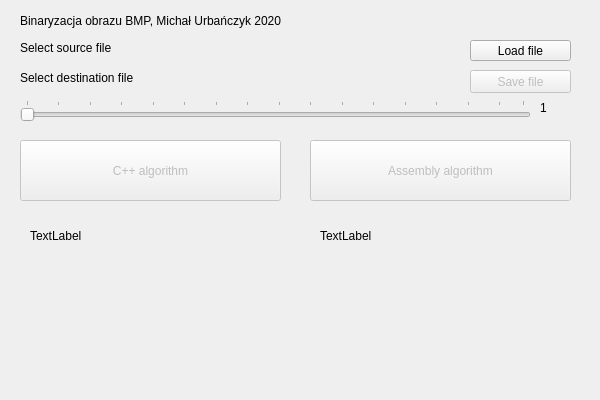
Before: the Qt Designer form JAProjekt/JAProjekt/JAProjekt.ui in michalpatryk/PolslAssembly, drawn with Qt 5.
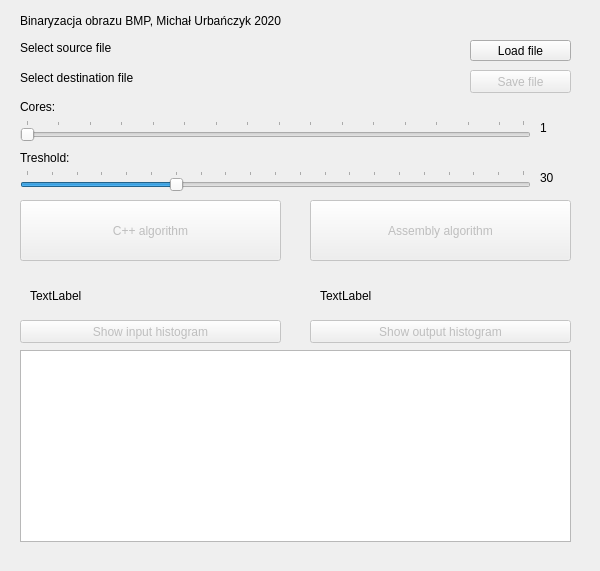
After: the same form once the commit is applied. Custom widgets are drawn as their Qt base class.

Commit message: histogram groundworks done

```diff
--- a/JAProjekt/JAProjekt/JAProjekt.ui
+++ b/JAProjekt/JAProjekt/JAProjekt.ui
@@ -7,7 +7,7 @@
     <x>0</x>
     <y>0</y>
     <width>600</width>
-    <height>400</height>
+    <height>571</height>
    </rect>
   </property>
   <property name="windowTitle">
@@ -46,7 +46,7 @@
    <property name="geometry">
     <rect>
      <x>20</x>
-     <y>140</y>
+     <y>200</y>
      <width>261</width>
      <height>61</height>
     </rect>
@@ -62,7 +62,7 @@
    <property name="geometry">
     <rect>
      <x>310</x>
-     <y>140</y>
+     <y>200</y>
      <width>261</width>
      <height>61</height>
     </rect>
@@ -75,7 +75,7 @@
    <property name="geometry">
     <rect>
      <x>30</x>
-     <y>210</y>
+     <y>270</y>
      <width>251</width>
      <height>51</height>
     </rect>
@@ -88,7 +88,7 @@
    <property name="geometry">
     <rect>
      <x>320</x>
-     <y>210</y>
+     <y>270</y>
      <width>251</width>
      <height>51</height>
     </rect>
@@ -117,7 +117,7 @@
    <property name="geometry">
     <rect>
      <x>20</x>
-     <y>100</y>
+     <y>120</y>
      <width>511</width>
      <height>22</height>
     </rect>
@@ -145,7 +145,7 @@
    <property name="geometry">
     <rect>
      <x>540</x>
-     <y>100</y>
+     <y>120</y>
      <width>21</width>
      <height>16</height>
     </rect>
@@ -180,8 +180,121 @@
     <string>Select destination file</string>
    </property>
   </widget>
+  <widget class="QChartView" name="graphicsView">
+   <property name="geometry">
+    <rect>
+     <x>20</x>
+     <y>350</y>
+     <width>551</width>
+     <height>192</height>
+    </rect>
+   </property>
+  </widget>
+  <widget class="QSlider" name="tresholdHorizontalSlider">
+   <property name="geometry">
+    <rect>
+     <x>20</x>
+     <y>170</y>
+     <width>511</width>
+     <height>22</height>
+    </rect>
+   </property>
+   <property name="maximum">
+    <number>100</number>
+   </property>
+   <property name="value">
+    <number>30</number>
+   </property>
+   <property name="orientation">
+    <enum>Qt::Horizontal</enum>
+   </property>
+   <property name="tickPosition">
+    <enum>QSlider::TicksAbove</enum>
+   </property>
+   <property name="tickInterval">
+    <number>5</number>
+   </property>
+  </widget>
+  <widget class="QLabel" name="tresholdValueLabel">
+   <property name="geometry">
+    <rect>
+     <x>540</x>
+     <y>170</y>
+     <width>16</width>
+     <height>16</height>
+    </rect>
+   </property>
+   <property name="text">
+    <string>30</string>
+   </property>
+  </widget>
+  <widget class="QLabel" name="tresholdLabel">
+   <property name="geometry">
+    <rect>
+     <x>20</x>
+     <y>150</y>
+     <width>101</width>
+     <height>16</height>
+    </rect>
+   </property>
+   <property name="text">
+    <string>Treshold:</string>
+   </property>
+  </widget>
+  <widget class="QLabel" name="coreCountLabel">
+   <property name="geometry">
+    <rect>
+     <x>20</x>
+     <y>100</y>
+     <width>47</width>
+     <height>13</height>
+    </rect>
+   </property>
+   <property name="text">
+    <string>Cores:</string>
+   </property>
+  </widget>
+  <widget class="QPushButton" name="inputHistogramButton">
+   <property name="enabled">
+    <bool>false</bool>
+   </property>
+   <property name="geometry">
+    <rect>
+     <x>20</x>
+     <y>320</y>
+     <width>261</width>
+     <height>23</height>
+    </rect>
+   </property>
+   <property name="text">
+    <string>Show input histogram</string>
+   </property>
+  </widget>
+  <widget class="QPushButton" name="outputHistogramButton">
+   <property name="enabled">
+    <bool>false</bool>
+   </property>
+   <property name="geometry">
+    <rect>
+     <x>310</x>
+     <y>320</y>
+     <width>261</width>
+     <height>23</height>
+    </rect>
+   </property>
+   <property name="text">
+    <string>Show output histogram</string>
+   </property>
+  </widget>
  </widget>
  <layoutdefault spacing="6" margin="11"/>
+ <customwidgets>
+  <customwidget>
+   <class>QChartView</class>
+   <extends>QGraphicsView</extends>
+   <header>QtCharts</header>
+  </customwidget>
+ </customwidgets>
  <resources>
   <include location="JAProjekt.qrc"/>
  </resources>
```
Left out of the diff: 18 changed lines with no effect on the pictures. The commit also changes 25 other files.
